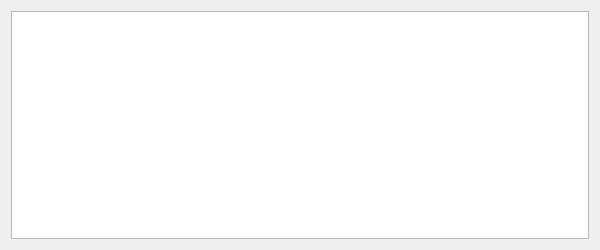
slavashestakov2021/Yandex-1-2, file main.ui: the form before one commit.
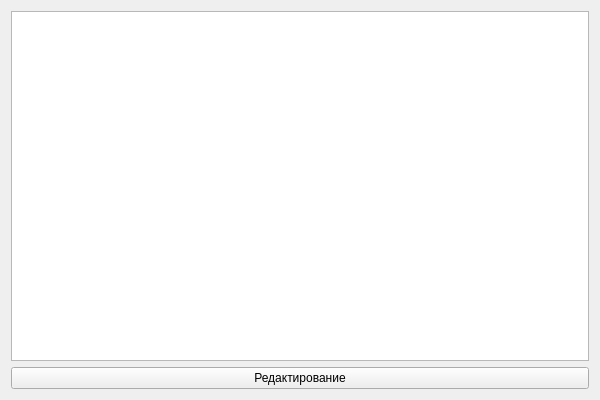
The form after the commit.

```diff
--- a/main.ui
+++ b/main.ui
@@ -7,7 +7,7 @@
     <x>0</x>
     <y>0</y>
     <width>600</width>
-    <height>250</height>
+    <height>400</height>
    </rect>
   </property>
   <property name="sizePolicy">
@@ -25,6 +25,13 @@
      <item>
       <widget class="QTableWidget" name="table"/>
      </item>
+     <item>
+      <widget class="QPushButton" name="editbtn">
+       <property name="text">
+        <string>Редактирование</string>
+       </property>
+      </widget>
+     </item>
     </layout>
    </item>
   </layout>
```
Left out of the diff: 2 changed lines with no effect on the pictures.
